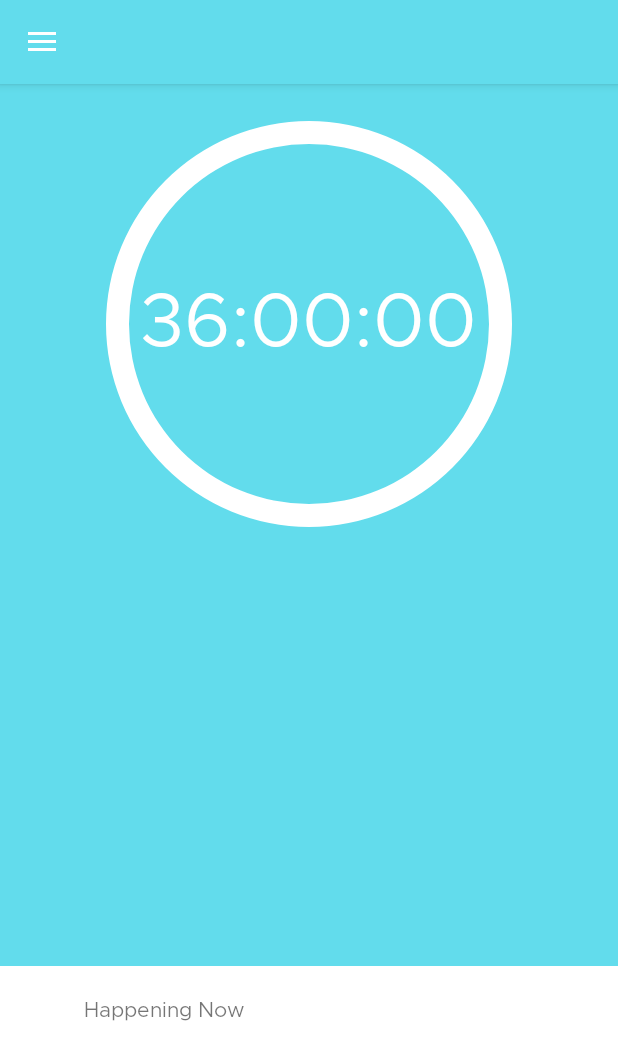
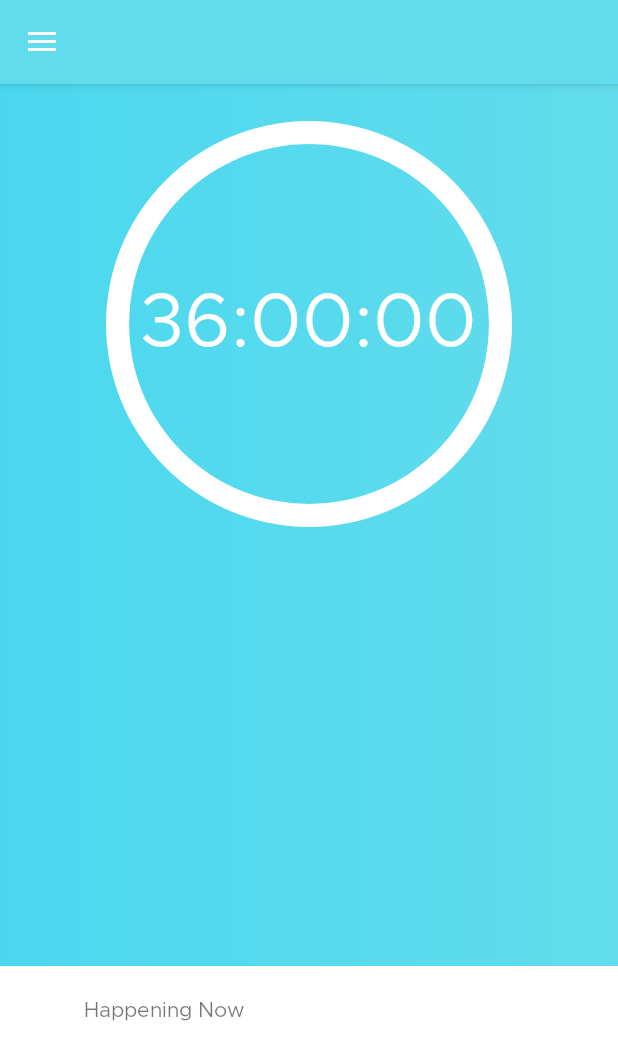
Before and after one commit to swamphacks/2017-Mobile-Android, an Android app: the screen it shows after launch once a user with an empty profile is signed in (MainActivity), on a phone screen of 412 x 824 dp. Shown: the top 1060 px of the screen. Run offline under Robolectric (Android 15) with nearby library versions, the phone set to English and light mode, and no system bars; our stand-ins replace Firebase (no records; nobody signed in at launch, a user with empty details on screens opened directly); libraries missing offline, so code that uses them is left out: com.alamkanak.weekview, com.google.zxing.integration, net.glxn.qrgen; 1 statement that could not run was skipped.

Commit message:
added a gradient

```diff
--- /dev/null
+++ b/app/src/main/res/drawable/gradient_background.xml
@@ -0,0 +1,8 @@
+<?xml version="1.0" encoding="utf-8"?>
+<shape xmlns:android="http://schemas.android.com/apk/res/android"
+    android:shape="rectangle">
+    <gradient
+        android:startColor="@color/gradient_start"
+        android:endColor="@color/gradient_end"
+        android:angle="0"/>
+</shape>
--- a/app/src/main/res/layout/fragment_countdown.xml
+++ b/app/src/main/res/layout/fragment_countdown.xml
@@ -3,7 +3,7 @@
     android:layout_width="match_parent"
     android:layout_height="match_parent"
     tools:context="com.swamphacks.swamphacks_android.countdown.CountdownFragment"
-    android:background="@color/colorPrimary">
+    android:background="@drawable/gradient_background">
 
     <!-- TODO: Update blank fragment layout -->
     <RelativeLayout
```
Also changed, not shown: app/src/main/res/layout/activity_login.xml (+10 -9 lines).
